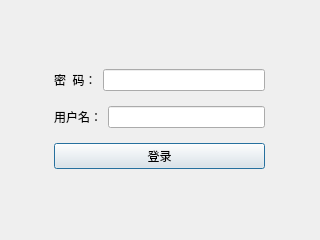
Qt form logindialog.ui (falsebird/homeManager) before a commit.
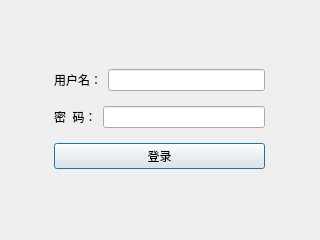
The same form after that commit.

```diff
--- a/logindialog.ui
+++ b/logindialog.ui
@@ -40,7 +40,7 @@
       <item>
        <widget class="QLabel" name="label_2">
         <property name="text">
-         <string>密  码：</string>
+         <string>用户名：</string>
         </property>
        </widget>
       </item>
@@ -54,7 +54,7 @@
       <item>
        <widget class="QLabel" name="label">
         <property name="text">
-         <string>用户名：</string>
+         <string>密  码：</string>
         </property>
        </widget>
       </item>
```
Left out of the diff: 4 changed lines with no effect on the pictures.
